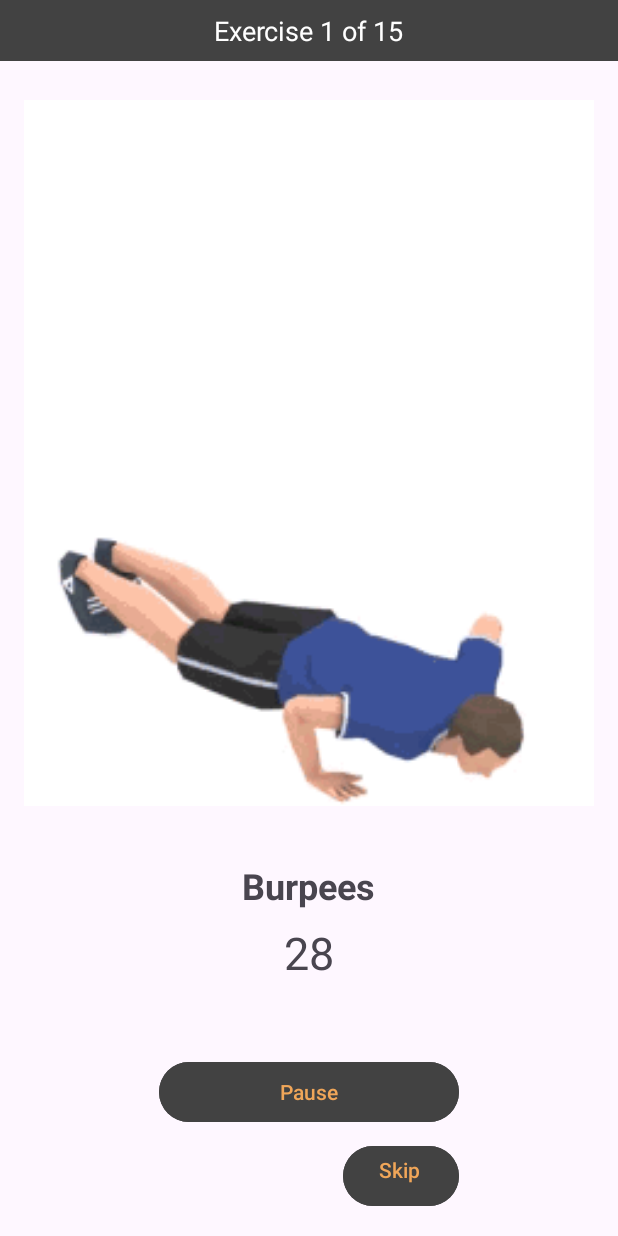
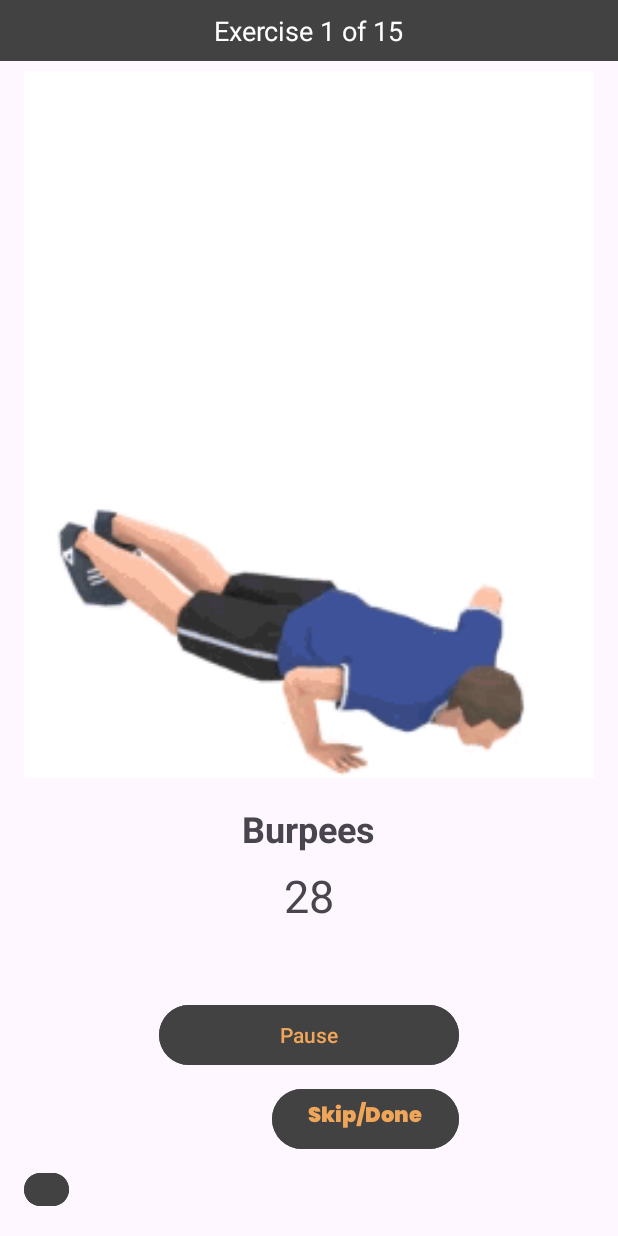
Before and after one commit to muslimkolachi/FitnessNearMe, an Android app: the WorkoutActivity screen opened directly, with no data from a screen before it, after a tap on "Let's GO!", on a phone screen of 412 x 824 dp. Run offline under Robolectric (Android 15) with nearby library versions, the phone set to English and light mode, and no system bars.

Commit message:
Merge remote-tracking branch 'origin/master'

```diff
--- a/app/src/main/AndroidManifest.xml
+++ b/app/src/main/AndroidManifest.xml
@@ -28,6 +28,9 @@
         android:supportsRtl="true"
         android:theme="@style/Theme.FitnessNearMe"
         tools:targetApi="31">
+        <activity
+            android:name=".CustomExercise"
+            android:exported="false" />
         <activity
             android:name=".eventreg"
             android:exported="false" />
--- a/app/src/main/java/com/example/fitnessnearme/Constants.java
+++ b/app/src/main/java/com/example/fitnessnearme/Constants.java
@@ -8,9 +8,11 @@ public class Constants {
     public static final String PREFERENCE_NAME = "session";
     public static final String KEY_IS_LOGGED_IN = "isLoggedIn";
     public static final String KEY_EMAIL = "email";
+    public static final String KEY_EXERCISE_COUNT = "exerciseCount";
 
     public static final String ADMIN_USERNAME = "admin";
     public static final String KEY_USER_WEIGHT = "userWeight";
+
     public static final String KEY_USER_HEIGHT = "userHeight";
     public static final float MIN_BMI = 10.0f; // Replace with your actual minimum BMI value
     public static final float MAX_BMI = 40.0f; // Replace with your actual maximum BMI value
--- a/app/src/main/java/com/example/fitnessnearme/LandingPage.java
+++ b/app/src/main/java/com/example/fitnessnearme/LandingPage.java
@@ -92,13 +92,13 @@ public class LandingPage extends AppCompatActivity {
     }
 
     public void onTwitterIconClicked(View view) {
-        String twitterUrl = "https://instagram.com/weare.responsible?utm_source=qr&igshid=OGU0MmVlOWVjOQ==";
+        String twitterUrl = "https://www.youtube.com/@dapoorking";
         Intent intent = new Intent(Intent.ACTION_VIEW, Uri.parse(twitterUrl));
         startActivity(intent);
     }
 
     public void onInstagramIconClicked(View view) {
-        String instagramUrl = "https://www.youtube.com/@dapoorking";
+        String instagramUrl = "https://instagram.com/weare.responsible?utm_source=qr&igshid=OGU0MmVlOWVjOQ==";
         Intent intent = new Intent(Intent.ACTION_VIEW, Uri.parse(instagramUrl));
         startActivity(intent);
     }
--- a/app/src/main/java/com/example/fitnessnearme/StepCounterActivity.java
+++ b/app/src/main/java/com/example/fitnessnearme/StepCounterActivity.java
@@ -75,7 +75,7 @@ public class StepCounterActivity extends AppCompatActivity implements SensorEven
         super.onPause();
         sensorManager.unregisterListener(this);
 
-        // Save total step count to SharedPreferences
+        // Save total step count to SharedPreferences when the application is paused
         try {
             SharedPreferences.Editor editor = sharedPreferences.edit();
             editor.putInt(PREF_TOTAL_STEP_COUNT, totalStepCount);
@@ -84,6 +84,7 @@ public class StepCounterActivity extends AppCompatActivity implements SensorEven
             e.printStackTrace();
         }
     }
+
     private void startCounting() {
         counting = true;
         stepCount = 0;
@@ -101,7 +102,9 @@ public class StepCounterActivity extends AppCompatActivity implements SensorEven
 
         if (canDetectStep && acceleration > accelerationThreshold) {
             stepCount++;
+            totalStepCount++; // Update the total step count
             stepCountTextView.setText("Step Count: " + stepCount);
+            totalStepCountTextView.setText("Total Steps: " + totalStepCount);
             canDetectStep = false;
 
             new Handler().postDelayed(() -> canDetectStep = true, cooldownMillis);
--- a/app/src/main/java/com/example/fitnessnearme/WorkoutActivity.java
+++ b/app/src/main/java/com/example/fitnessnearme/WorkoutActivity.java
@@ -3,6 +3,7 @@ package com.example.fitnessnearme;
 import androidx.appcompat.app.AppCompatActivity;
 
 import android.content.Intent;
+import android.content.SharedPreferences;
 import android.os.Bundle;
 import android.os.CountDownTimer;
 import android.view.View;
@@ -34,13 +35,16 @@ public class WorkoutActivity extends AppCompatActivity {
     private Button finishButton;
     private RelativeLayout statusBar;
     private TextView statusTextView;
-
+    private Button test;
+    private int exercisesCompleted = 0;
     @Override
     protected void onCreate(Bundle savedInstanceState) {
         super.onCreate(savedInstanceState);
         getWindow().setFlags(WindowManager.LayoutParams.FLAG_FULLSCREEN,
                 WindowManager.LayoutParams.FLAG_FULLSCREEN);
         setContentView(R.layout.activity_workout);
+        currentExerciseIndex = 0;
+        isWorkoutRunning = false;
 
         exerciseImageView = findViewById(R.id.exerciseImageView);
         exerciseNameTextView = findViewById(R.id.exerciseNameTextView);
@@ -51,10 +55,17 @@ public class WorkoutActivity extends AppCompatActivity {
         nextButton = findViewById(R.id.nextButton);
         finishButton = findViewById(R.id.finishButton);
         skipButton = findViewById(R.id.skipButton);
-
+        test=findViewById(R.id.betatest);
         statusBar = findViewById(R.id.statusBar);
         statusTextView = findViewById(R.id.statusTextView);
-
+        test.setOnClickListener(new View.OnClickListener() {
+            @Override
+            public void onClick(View v) {
+                // Start the new activity
+                Intent intent = new Intent(WorkoutActivity.this, exerciseregime.class);
+                startActivity(intent);
+            }
+        });
         exerciseList = new ArrayList<>();
         exerciseList.add(new FitnessExercise("Burpees", "Pushup then Jump", R.drawable.exercise1, "12 reps"));
         exerciseList.add(new FitnessExercise("ButtBridge", "LayDown and Raise you butt", R.drawable.exercise2, "15 reps"));
@@ -171,8 +182,13 @@ public class WorkoutActivity extends AppCompatActivity {
         if (isWorkoutRunning && timer != null) {
             timer.cancel();
             isWorkoutRunning = false;
-            // Implement UI update for finished workout
-            timerTextView.setText("Workout Done STATS UPDATED");
+
+            // Save exercise data to SharedPreferences
+            SharedPreferences preferences = getSharedPreferences(Constants.PREFERENCE_NAME, MODE_PRIVATE);
+            SharedPreferences.Editor editor = preferences.edit();
+            editor.putInt(Constants.KEY_EXERCISE_COUNT, currentExerciseIndex + 1);
+            // You can save other exercise-related data here if needed.
+            editor.apply();
 
             // Start the mygym activity
             Intent intent = new Intent(this, mygym.class);
@@ -190,12 +206,13 @@ public class WorkoutActivity extends AppCompatActivity {
 
             // Set the countdown timer to 30 seconds (in milliseconds)
             final long totalTimeInMillis = 30000;
-
+            exercisesCompleted++;
             timer = new CountDownTimer(totalTimeInMillis, 1000) {
                 public void onTick(long millisUntilFinished) {
                     timeRemainingInMillis = millisUntilFinished;
                     long secondsRemaining = millisUntilFinished / 1000;
                     timerTextView.setText(String.valueOf(secondsRemaining));
+
                 }
 
                 public void onFinish() {
@@ -211,7 +228,7 @@ public class WorkoutActivity extends AppCompatActivity {
             timerTextView.setText("Workout Done");
             // Update the status text when the workout is finished
             statusTextView.setText("Workout Finished");
-            timerTextView.setText("Workout Done STATS UPDATED");
+            timerTextView.setText("Workout Done \n TOTAL CALORIES BURNED:\n 325Kcal");
 
 
                 Intent intent = new Intent(this, mygym.class);
--- a/app/src/main/java/com/example/fitnessnearme/mygym.java
+++ b/app/src/main/java/com/example/fitnessnearme/mygym.java
@@ -37,10 +37,13 @@ public class mygym extends AppCompatActivity {
         getWindow().setFlags(WindowManager.LayoutParams.FLAG_FULLSCREEN,
                 WindowManager.LayoutParams.FLAG_FULLSCREEN);
         setContentView(R.layout.activity_mygym);
+        SharedPreferences preferences = getSharedPreferences(Constants.PREFERENCE_NAME, MODE_PRIVATE);
+        int exerciseCount = preferences.getInt(Constants.KEY_EXERCISE_COUNT, 0);
+
 
         LineChart lineChart = findViewById(R.id.line_chart);
 
-        SharedPreferences preferences = getSharedPreferences(Constants.PREFERENCE_NAME, MODE_PRIVATE);
+
         float userWeight = preferences.getFloat(Constants.KEY_USER_WEIGHT, 0.0f);
         float userHeight = preferences.getFloat(Constants.KEY_USER_HEIGHT, 0.0f);
 
--- a/app/src/main/res/layout/activity_mygym.xml
+++ b/app/src/main/res/layout/activity_mygym.xml
@@ -87,7 +87,7 @@
         android:autoSizeTextType="uniform"
         android:layout_centerHorizontal="true"
         android:backgroundTint="@color/cardview_dark_background"
-        android:text="Calories Burned this Week"
+        android:text="Current Weight and Height"
         android:layout_marginTop="12sp"
         android:textAlignment="center"
         android:textColor="@color/logo" />
--- a/app/src/main/res/layout/activity_workout.xml
+++ b/app/src/main/res/layout/activity_workout.xml
@@ -57,6 +57,7 @@
             android:layout_marginTop="16dp"
             android:backgroundTint="@color/cardview_dark_background"
             android:text="Let's GO!"
+            android:fontFamily="@font/poppins_black"
             android:textColor="@color/logo" />
 
         <Button
@@ -92,13 +93,14 @@
 
         <Button
             android:id="@+id/skipButton"
-            android:layout_width="77dp"
+            android:layout_width="wrap_content"
             android:layout_height="wrap_content"
             android:layout_gravity="right"
             android:layout_marginRight="90dp"
             android:layout_marginTop="8dp"
+            android:fontFamily="@font/poppins_black"
             android:backgroundTint="@color/cardview_dark_background"
-            android:text="Skip"
+            android:text="Skip/Done"
             android:textColor="@color/logo"
             android:gravity="left" />
 
@@ -112,6 +114,14 @@
             android:textColor="@color/logo"
             android:backgroundTint="@color/cardview_dark_background"
             android:visibility="gone" />
-
+        <Button
+            android:id="@+id/betatest"
+            android:layout_width="30sp"
+            android:layout_height="30sp"
+            android:text="test"
+            android:layout_marginTop="8dp"
+            android:textColor="@color/logo"
+            android:backgroundTint="@color/cardview_dark_background"
+            />
     </LinearLayout>
 </RelativeLayout>
--- a/app/src/main/res/values/strings.xml
+++ b/app/src/main/res/values/strings.xml
@@ -15,5 +15,27 @@
 
     <string name="api">AIzaSyCOsuwVaLRN4vmAd1MMdIYol2_GGlhrpfA</string>
     <string name="show_my_location">Show My Location</string>
+    <string-array name="exercises">
+        <item>Pushups</item>
+        <item>Pullups</item>
+        <item>dips</item>
+        <item>jumpingjacks</item>
+        <item>chinups</item>
+        <item>burpees</item>
+        <item>Forward Rolls</item>
+        <item>Backward Rolls</item>
+        <item>Shrimps</item>
+        <item>Exercise 2</item>
+        <item>Exercise 1</item>
+        <item>Exercise 2</item>
+        <item>Exercise 1</item>
+        <item>Exercise 2</item>
+        <item>Exercise 1</item>
+        <item>Exercise 2</item>
+        <item>Exercise 1</item>
+        <item>Exercise 2</item>
+        <!-- Add 18 more exercises -->
+    </string-array>
+
     >
 </resources>
```
Also changed, not shown: app/src/main/java/com/example/fitnessnearme/CustomExercise.java (added, +88 -0 lines), app/src/main/java/com/example/fitnessnearme/trysomethingnew.java (+102 -24 lines), app/src/main/res/layout/activity_custom_exercise.xml (added, +36 -0 lines), app/src/main/res/layout/activity_trysomethingnew.xml (+47 -1 lines), app/src/main/res/drawable/getfit1.jpg (added).
